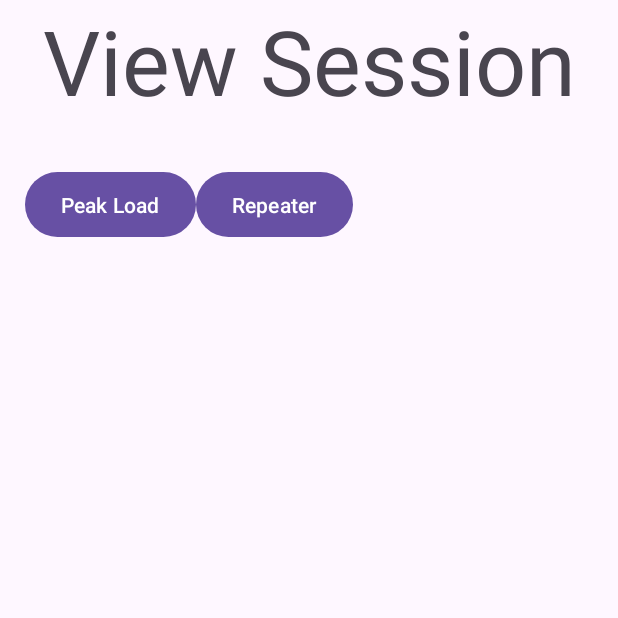
After one commit to TheLastKiwi/Dyna, an Android app: the HistorcialSelection screen opened directly, with no data from a screen before it, on a phone screen of 412 x 824 dp, the top half of it. The commit adds this screen. Run offline under Robolectric (Android 15) with nearby library versions, the phone set to English and light mode, and no system bars.

Commit message:
Added local data saving with simple profiles
Adds local data saving. Profiles. Retrieving of historical sessions.

Future plans to change profiles, change profile settings. Export and delete past sessions.

```diff
--- a/app/src/main/AndroidManifest.xml
+++ b/app/src/main/AndroidManifest.xml
@@ -19,6 +19,9 @@
         android:supportsRtl="true"
         android:theme="@style/Theme.Dyna"
         tools:targetApi="31">
+        <activity
+            android:name=".HistorcialSelection"
+            android:exported="false" />
         <activity
             android:name=".PeakLoadLiveData"
             android:exported="false" />
--- /dev/null
+++ b/app/src/main/java/com/example/dyna/HistorcialSelection.java
@@ -0,0 +1,84 @@
+package com.example.dyna;
+
+import android.content.Intent;
+import android.os.Bundle;
+import android.util.Log;
+import android.view.View;
+import android.widget.Button;
+import android.widget.LinearLayout;
+
+import androidx.activity.EdgeToEdge;
+import androidx.annotation.NonNull;
+import androidx.appcompat.app.AppCompatActivity;
+import androidx.core.graphics.Insets;
+import androidx.core.view.ViewCompat;
+import androidx.core.view.WindowInsetsCompat;
+
+import java.util.ArrayList;
+
+public class HistorcialSelection extends AppCompatActivity {
+    FileManager fm;
+    Profile profile;
+
+    @Override
+    protected void onCreate(Bundle savedInstanceState) {
+        super.onCreate(savedInstanceState);
+        setContentView(R.layout.historcial_selection);
+//        ViewCompat.setOnApplyWindowInsetsListener(findViewById(R.id.main), (v, insets) -> {
+//            Insets systemBars = insets.getInsets(WindowInsetsCompat.Type.systemBars());
+//            v.setPadding(systemBars.left, systemBars.top, systemBars.right, systemBars.bottom);
+//            return insets;
+//        });
+        fm = new FileManager(this);
+        Intent intent = getIntent();
+        profile = (Profile) intent.getSerializableExtra("profile");
+        initializeButtons();
+    }
+
+    public void initializeButtons() {
+        findViewById(R.id.btnHistoricalPeak).setOnClickListener(view -> {
+            addButtonsToLayout(SessionType.PEAK_LOAD);
+        });
+        findViewById(R.id.btnHistoricalRepeater).setOnClickListener(view -> {
+            addButtonsToLayout(SessionType.REPEATER);
+        });
+    }
+
+    public void addButtonsToLayout(SessionType sessionType) {
+        LinearLayout buttonContainer = findViewById(R.id.llSessions);
+        buttonContainer.removeAllViews();
+        ArrayList<Session> sessions = fm.getAllSessions(this, sessionType, profile);
+        // Iterate over the ArrayList and create a button for each item
+        for (Session session : sessions) {
+            Button button = getButton(session);
+
+            // Add the button to the layout
+            buttonContainer.addView(button);
+        }
+
+    }
+
+    private @NonNull Button getButton(Session session) {
+        Button button = new Button(this);
+        button.setText(session.name);
+
+        button.setOnClickListener(v -> {
+            Intent intent;
+            switch (session.sessionType){
+                case PEAK_LOAD:
+                    intent = new Intent(this, PeakLoadLiveData.class);
+                    break;
+                case REPEATER:
+                    intent = new Intent(this, RepeaterLiveData.class);
+                    break;
+                default:
+                    intent = new Intent(this, HistorcialSelection.class);
+            }
+            intent.putExtra("historical",true);
+            intent.putExtra("profile", profile);
+            intent.putExtra("session", session);
+            startActivity(intent);
+        });
+        return button;
+    }
+}
--- a/app/src/main/java/com/example/dyna/RepeaterLiveData.java
+++ b/app/src/main/java/com/example/dyna/RepeaterLiveData.java
@@ -38,6 +38,7 @@ public class RepeaterLiveData extends BaseLiveDataView {
     }
 
     public void initializeButtons() {
+        if(!getIntent().getBooleanExtra("historical",false)) {
             findViewById(R.id.btnRepeaterStart).setOnClickListener(view -> {
                 timerTowerStart();
             });
@@ -45,6 +46,10 @@ public class RepeaterLiveData extends BaseLiveDataView {
                 Log.d("stop", "scan stopped");
                 dc.stopCollecting();
             });
+        } else {
+            //hide start and stop buttons
+            //show back/delete/export buttons
+        }
     }
 
     private void timerTowerStart(){
--- a/app/src/main/java/com/example/dyna/RepeatersSettings.java
+++ b/app/src/main/java/com/example/dyna/RepeatersSettings.java
@@ -93,6 +93,7 @@ public class RepeatersSettings extends AppCompatActivity {
             Intent intent = new Intent(this, RepeaterLiveData.class);
             Session session = createSession();
             intent.putExtra("session",session);
+            intent.putExtra("profile",getIntent().getSerializableExtra("profile"));
             startActivity(intent);
         });
         findViewById(R.id.btnRepSave).setOnClickListener(view -> {
--- a/app/src/main/java/com/example/dyna/Session.java
+++ b/app/src/main/java/com/example/dyna/Session.java
@@ -15,6 +15,7 @@ enum SessionType implements Serializable{
 public class Session implements Serializable {
     SessionType sessionType;
     List<TimestampedWeight> weights;
+    String name;
     int sessionMax = 0;
     int currentAvg = 0;
     private int weightSum = 0;
@@ -50,6 +51,9 @@ public class Session implements Serializable {
         if(weights.isEmpty()) return 0;
         return weights.get(weights.size()-1).weight;
     }
+    public long getSesionLength(){
+        return weights.get(weights.size() - 1).timestamp - weights.get(0).timestamp;
+    }
 }
 
 /*
--- a/app/src/main/java/com/example/dyna/TimestampedWeight.java
+++ b/app/src/main/java/com/example/dyna/TimestampedWeight.java
@@ -1,6 +1,8 @@
 package com.example.dyna;
 
-public class TimestampedWeight {
+import java.io.Serializable;
+
+public class TimestampedWeight implements Serializable {
     long timestamp;
     int weight;
     public TimestampedWeight(int w){
--- a/app/src/main/res/layout/activity_main.xml
+++ b/app/src/main/res/layout/activity_main.xml
@@ -23,5 +23,11 @@
         android:layout_height="wrap_content"
         android:text="Peak Load" />
 
+    <Button
+        android:id="@+id/btnHistorical"
+        android:layout_width="150dp"
+        android:layout_height="wrap_content"
+        android:text="View a session" />
+
 
 </LinearLayout>
--- /dev/null
+++ b/app/src/main/res/layout/historcial_selection.xml
@@ -0,0 +1,60 @@
+<?xml version="1.0" encoding="utf-8"?>
+<androidx.constraintlayout.widget.ConstraintLayout xmlns:android="http://schemas.android.com/apk/res/android"
+    xmlns:app="http://schemas.android.com/apk/res-auto"
+    xmlns:tools="http://schemas.android.com/tools"
+    android:id="@+id/main"
+    android:layout_width="match_parent"
+    android:layout_height="match_parent"
+    tools:context=".HistorcialSelection">
+
+    <LinearLayout
+        android:id="@+id/linearLayout"
+        android:layout_width="377dp"
+        android:layout_height="wrap_content"
+        android:layout_marginStart="30dp"
+        android:layout_marginTop="30dp"
+        android:layout_marginEnd="30dp"
+        android:orientation="horizontal"
+        app:layout_constraintEnd_toEndOf="parent"
+        app:layout_constraintHorizontal_bias="0.538"
+        app:layout_constraintStart_toStartOf="parent"
+        app:layout_constraintTop_toBottomOf="@+id/textView10">
+
+        <Button
+            android:id="@+id/btnHistoricalPeak"
+            android:layout_width="wrap_content"
+            android:layout_height="51dp"
+            android:text="Peak Load" />
+
+        <Button
+            android:id="@+id/btnHistoricalRepeater"
+            android:layout_width="wrap_content"
+            android:layout_height="51dp"
+            android:text="Repeater" />
+    </LinearLayout>
+
+    <TextView
+        android:id="@+id/textView10"
+        android:layout_width="wrap_content"
+        android:layout_height="wrap_content"
+        android:text="View Session"
+        android:textSize="60sp"
+        app:layout_constraintEnd_toEndOf="parent"
+        app:layout_constraintStart_toStartOf="parent"
+        app:layout_constraintTop_toTopOf="parent" />
+
+    <LinearLayout
+        android:id="@+id/llSessions"
+        android:layout_width="384dp"
+        android:layout_height="649dp"
+        android:layout_marginStart="30dp"
+        android:layout_marginTop="20dp"
+        android:layout_marginEnd="30dp"
+        android:layout_marginBottom="16dp"
+        android:orientation="vertical"
+        app:layout_constraintBottom_toBottomOf="parent"
+        app:layout_constraintEnd_toEndOf="parent"
+        app:layout_constraintHorizontal_bias="0.515"
+        app:layout_constraintStart_toStartOf="parent"
+        app:layout_constraintTop_toBottomOf="@+id/linearLayout"></LinearLayout>
+</androidx.constraintlayout.widget.ConstraintLayout>
```
Also changed, not shown: app/src/main/java/com/example/dyna/BaseLiveDataView.java (+15 -1 lines), app/src/main/java/com/example/dyna/FileManager.java (added, +139 -0 lines), app/src/main/java/com/example/dyna/MainActivity.java (+11 -1 lines), app/src/main/java/com/example/dyna/PeakLoadLiveData.java (+31 -0 lines), app/src/main/java/com/example/dyna/Profile.java (added, +12 -0 lines), app/src/main/res/layout/peak_load_live_data.xml (+10 -0 lines). Lines whose indentation alone changed are shown as unchanged.
